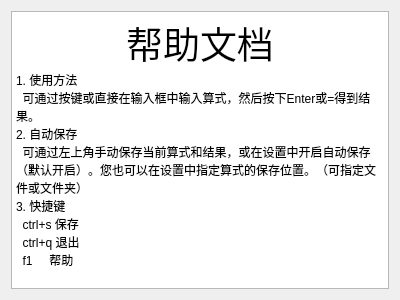
kawhicurry/0xCalculator, file help.ui: the form before one commit.
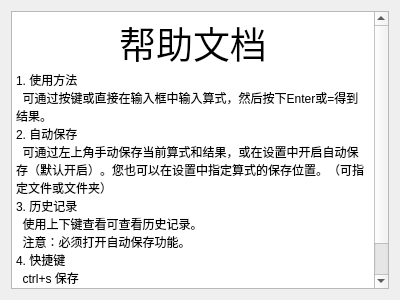
The form after the commit.

What changed in the file:
```diff
--- a/help.ui
+++ b/help.ui
@@ -20,16 +20,19 @@
       <string>&lt;!DOCTYPE HTML PUBLIC &quot;-//W3C//DTD HTML 4.0//EN&quot; &quot;http://www.w3.org/TR/REC-html40/strict.dtd&quot;&gt;
 &lt;html&gt;&lt;head&gt;&lt;meta name=&quot;qrichtext&quot; content=&quot;1&quot; /&gt;&lt;style type=&quot;text/css&quot;&gt;
 p, li { white-space: pre-wrap; }
-&lt;/style&gt;&lt;/head&gt;&lt;body style=&quot; font-family:'SimSun'; font-size:11.25pt; font-weight:400; font-style:normal;&quot;&gt;
+&lt;/style&gt;&lt;/head&gt;&lt;body style=&quot; font-family:'SimSun'; font-size:9pt; font-weight:400; font-style:normal;&quot;&gt;
 &lt;p align=&quot;center&quot; style=&quot; margin-top:0px; margin-bottom:0px; margin-left:0px; margin-right:0px; -qt-block-indent:0; text-indent:0px;&quot;&gt;&lt;span style=&quot; font-size:28pt;&quot;&gt;帮助文档&lt;/span&gt;&lt;/p&gt;
-&lt;p style=&quot; margin-top:0px; margin-bottom:0px; margin-left:0px; margin-right:0px; -qt-block-indent:0; text-indent:0px;&quot;&gt;&lt;span style=&quot; font-size:9pt;&quot;&gt;1. 使用方法&lt;/span&gt;&lt;/p&gt;
-&lt;p style=&quot; margin-top:0px; margin-bottom:0px; margin-left:0px; margin-right:0px; -qt-block-indent:0; text-indent:0px;&quot;&gt;&lt;span style=&quot; font-size:9pt;&quot;&gt;  可通过按键或直接在输入框中输入算式，然后按下Enter或=得到结果。&lt;/span&gt;&lt;/p&gt;
-&lt;p style=&quot; margin-top:0px; margin-bottom:0px; margin-left:0px; margin-right:0px; -qt-block-indent:0; text-indent:0px;&quot;&gt;&lt;span style=&quot; font-size:9pt;&quot;&gt;2. 自动保存&lt;/span&gt;&lt;/p&gt;
-&lt;p style=&quot; margin-top:0px; margin-bottom:0px; margin-left:0px; margin-right:0px; -qt-block-indent:0; text-indent:0px;&quot;&gt;&lt;span style=&quot; font-size:9pt;&quot;&gt;  可通过左上角手动保存当前算式和结果，或在设置中开启自动保存（默认开启）。您也可以在设置中指定算式的保存位置。（可指定文件或文件夹）&lt;/span&gt;&lt;/p&gt;
-&lt;p style=&quot; margin-top:0px; margin-bottom:0px; margin-left:0px; margin-right:0px; -qt-block-indent:0; text-indent:0px;&quot;&gt;&lt;span style=&quot; font-size:9pt;&quot;&gt;3. 快捷键&lt;/span&gt;&lt;/p&gt;
-&lt;p style=&quot; margin-top:0px; margin-bottom:0px; margin-left:0px; margin-right:0px; -qt-block-indent:0; text-indent:0px;&quot;&gt;&lt;span style=&quot; font-size:9pt;&quot;&gt;  ctrl+s 保存&lt;/span&gt;&lt;/p&gt;
-&lt;p style=&quot; margin-top:0px; margin-bottom:0px; margin-left:0px; margin-right:0px; -qt-block-indent:0; text-indent:0px;&quot;&gt;&lt;span style=&quot; font-size:9pt;&quot;&gt;  ctrl+q 退出&lt;/span&gt;&lt;/p&gt;
-&lt;p style=&quot; margin-top:0px; margin-bottom:0px; margin-left:0px; margin-right:0px; -qt-block-indent:0; text-indent:0px;&quot;&gt;&lt;span style=&quot; font-size:9pt;&quot;&gt;  f1     帮助&lt;/span&gt;&lt;/p&gt;&lt;/body&gt;&lt;/html&gt;</string>
+&lt;p style=&quot; margin-top:0px; margin-bottom:0px; margin-left:0px; margin-right:0px; -qt-block-indent:0; text-indent:0px;&quot;&gt;1. 使用方法&lt;/p&gt;
+&lt;p style=&quot; margin-top:0px; margin-bottom:0px; margin-left:0px; margin-right:0px; -qt-block-indent:0; text-indent:0px;&quot;&gt;  可通过按键或直接在输入框中输入算式，然后按下Enter或=得到结果。&lt;/p&gt;
+&lt;p style=&quot; margin-top:0px; margin-bottom:0px; margin-left:0px; margin-right:0px; -qt-block-indent:0; text-indent:0px;&quot;&gt;2. 自动保存&lt;/p&gt;
+&lt;p style=&quot; margin-top:0px; margin-bottom:0px; margin-left:0px; margin-right:0px; -qt-block-indent:0; text-indent:0px;&quot;&gt;  可通过左上角手动保存当前算式和结果，或在设置中开启自动保存（默认开启）。您也可以在设置中指定算式的保存位置。（可指定文件或文件夹）&lt;/p&gt;
+&lt;p style=&quot; margin-top:0px; margin-bottom:0px; margin-left:0px; margin-right:0px; -qt-block-indent:0; text-indent:0px;&quot;&gt;3. 历史记录&lt;/p&gt;
+&lt;p style=&quot; margin-top:0px; margin-bottom:0px; margin-left:0px; margin-right:0px; -qt-block-indent:0; text-indent:0px;&quot;&gt;  使用上下键查看可查看历史记录。&lt;/p&gt;
+&lt;p style=&quot; margin-top:0px; margin-bottom:0px; margin-left:0px; margin-right:0px; -qt-block-indent:0; text-indent:0px;&quot;&gt;  注意：必须打开自动保存功能。&lt;/p&gt;
+&lt;p style=&quot; margin-top:0px; margin-bottom:0px; margin-left:0px; margin-right:0px; -qt-block-indent:0; text-indent:0px;&quot;&gt;4. 快捷键&lt;/p&gt;
+&lt;p style=&quot; margin-top:0px; margin-bottom:0px; margin-left:0px; margin-right:0px; -qt-block-indent:0; text-indent:0px;&quot;&gt;  ctrl+s 保存&lt;/p&gt;
+&lt;p style=&quot; margin-top:0px; margin-bottom:0px; margin-left:0px; margin-right:0px; -qt-block-indent:0; text-indent:0px;&quot;&gt;  ctrl+q 退出&lt;/p&gt;
+&lt;p style=&quot; margin-top:0px; margin-bottom:0px; margin-left:0px; margin-right:0px; -qt-block-indent:0; text-indent:0px;&quot;&gt;  f1     帮助&lt;/p&gt;&lt;/body&gt;&lt;/html&gt;</string>
      </property>
     </widget>
    </item>
```
